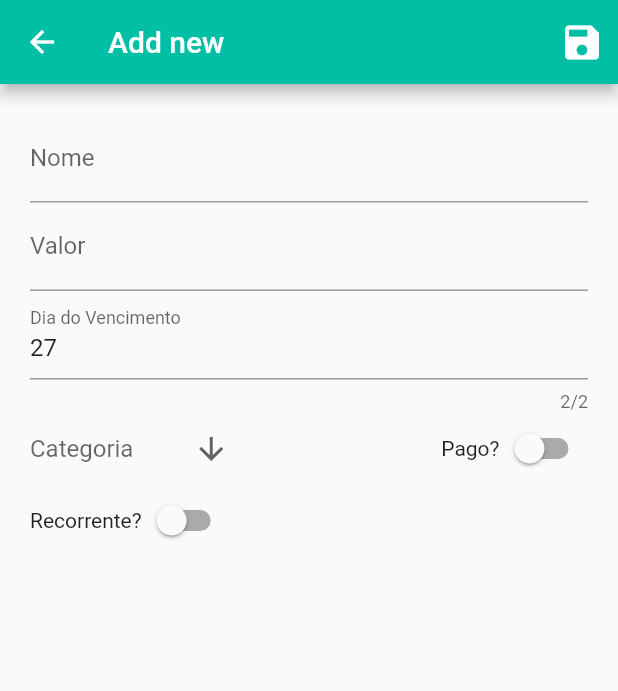
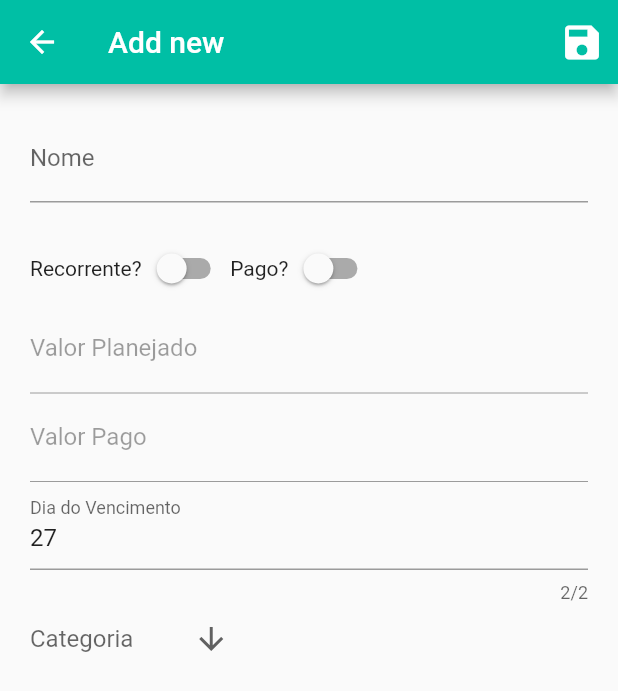
Before and after one commit to adrianobonfiglio/month-expense-plan, a Flutter app: the screen it shows after launch, after a tap on the "add" icon, on a phone screen of 412 x 824 dp. Shown: the top 691 px of the screen. Run offline on Flutter 3.47's test engine with Material 2 defaults, Android fonts, the phone set to English and light mode, and no system bars; our stand-ins replace flutter_money_formatter.

Commit message:
Add amounts as double control update/create bill

```diff
--- a/lib/bill/bill.dart
+++ b/lib/bill/bill.dart
@@ -5,34 +5,35 @@ import 'package:month_expense_plan/bill/status.dart';
 
 class Bill {
   String name;
-  String amount;
+  double amount;
   Category category;
   String dueDate;
   Status status;
   bool recurrent;
+  double plannedAmount;
 
-  Bill(this.name, this.amount, this.category, this.dueDate, this.status, this.recurrent);
+  Bill(this.name, this.amount, this.category, this.dueDate, this.status, this.recurrent, this.plannedAmount);
 
   static List<Bill> findAll() {
     return [
-      Bill("Compras do Mês", "R\$ 500,00",
-          Category("Marcado", Color(0xffFF1744)), "15", Status.OPEN, false),
-      Bill("Água", "R\$ 90,00", Category("Casa", Color(0xff00C853)), "25", Status.OPEN, false),
-      Bill("Luz", "R\$ 90,00", Category("Casa", Color(0xff00C853)), "10", Status.OPEN, false),
-      Bill("Celular", "R\$ 130,00", Category("Pessoal", Color(0xff0091EA)),
-          "15", Status.OPEN, false),
-      Bill("Carro", "R\$ 380,00", Category("Carro", Color(0xff6200ea)),
-          "22", Status.OPEN, false),
-      Bill("Internet", "R\$ 99,00", Category("Pessoal", Color(0xff0091EA)),
-          "15", Status.OPEN, false)
+      Bill("Compras do Mês", 500.0,
+          Category("Marcado", Color(0xffFF1744)), "15", Status.OPEN, false, 500.0),
+      Bill("Água", 90.0, Category("Casa", Color(0xff00C853)), "25", Status.OPEN, false, 90.0),
+      Bill("Luz", 90.0, Category("Casa", Color(0xff00C853)), "10", Status.OPEN, false, 90.0),
+      Bill("Celular", 130.0, Category("Pessoal", Color(0xff0091EA)),
+          "15", Status.OPEN, false, 130.0),
+      Bill("Carro", 380.0, Category("Carro", Color(0xff6200ea)),
+          "22", Status.OPEN, false, 380.0),
+      Bill("Internet", 90.0, Category("Pessoal", Color(0xff0091EA)),
+          "15", Status.OPEN, false, 90.0)
     ];
   }
 
   static List<Bill> findAllPayed() {
     return [
-      Bill("Compras do Mês", "R\$ 500,00",
-          Category("Marcado", Color(0xffFF1744)), "15", Status.PAYED, false),
-      Bill("Água", "R\$ 90,00", Category("Casa", Color(0xff00C853)), "25", Status.PAYED, false)
+      Bill("Compras do Mês", 500.0,
+          Category("Marcado", Color(0xffFF1744)), "15", Status.PAYED, false, null),
+      Bill("Água", 90.0, Category("Casa", Color(0xff00C853)), "25", Status.PAYED, false, null)
     ];
   }
 }
--- a/lib/bill/billform.dart
+++ b/lib/bill/billform.dart
@@ -32,6 +32,7 @@ class BillFormState extends State<BillForm> {
   TextEditingController nameFieldController = TextEditingController();
   TextEditingController amountFieldController = TextEditingController();
   TextEditingController dueDateFieldController = TextEditingController();
+  TextEditingController plannedAmount = TextEditingController();
 
   @override
   void initState() {
@@ -41,6 +42,8 @@ class BillFormState extends State<BillForm> {
 
   @override
   void didChangeDependencies() {
+    super.didChangeDependencies();
+    print("form dependencies change");
     for(Category category in Category.allCategories()) {
       categories.add(
           DropdownMenuItem<Category>(
@@ -50,26 +53,27 @@ class BillFormState extends State<BillForm> {
               )
           )
       );
+
     }
-    super.didChangeDependencies();
+    setState(() {
+      Bill bill = ModalRoute.of(context).settings.arguments;
+      if(bill != null) {
+        screenTitle = "Edit Bill";
+        nameFieldController.text = bill.name;
+        amountFieldController.text = bill.amount.toString();
+        dueDateFieldController.text = bill.dueDate;
+        isPayed = bill.status == Status.PAYED ? true : false;
+        isRecurrent = bill.recurrent;
+        categoryDropDownValue = categories.where((cat) => cat.value.name == bill.category.name).toList()[0].value;
+      }
+    });
   }
 
   @override
   Widget build(BuildContext context) {
 
-    Bill bill = ModalRoute.of(context).settings.arguments;
-    if(bill != null) {
-      screenTitle = "Edit Bill";
-      nameFieldController.text = bill.name;
-      amountFieldController.text = bill.amount;
-      dueDateFieldController.text = bill.dueDate;
-      isPayed = bill.status == Status.PAYED ? true : false;
-      isRecurrent = bill.recurrent;
-      categoryDropDownValue = categories.where((cat) => cat.value.name == bill.category.name).toList()[0].value;
-    }
-
     return Scaffold(
-      resizeToAvoidBottomPadding: false,
+      resizeToAvoidBottomInset: false,
         appBar: AppBar(
           backgroundColor: BARS_COLOR,
           title: Text(screenTitle),
@@ -89,10 +93,10 @@ class BillFormState extends State<BillForm> {
                       settings: MoneyFormatterSettings(symbol: "R\$", decimalSeparator: ",", fractionDigits: 2)
                   );
 
-                  print(flutterMoneyFormatter.output.symbolOnLeft);
 
-                  Bill bill = Bill(nameFieldController.text, amountFieldController.text,
-                      categoryDropDownValue, dueDateFieldController.text, isPayed ? Status.PAYED : Status.OPEN, isRecurrent);
+                  Bill bill = Bill(nameFieldController.text, double.tryParse(amountFieldController.text),
+                      categoryDropDownValue, dueDateFieldController.text, isPayed ? Status.PAYED : Status.OPEN,
+                      isRecurrent, double.tryParse(plannedAmount.text));
                   Navigator.pop(context, bill);
                 }
             )
@@ -107,9 +111,34 @@ class BillFormState extends State<BillForm> {
                   controller: nameFieldController,
                   decoration: InputDecoration(labelText: "Nome"),
                 ),
+                Container(
+                  padding: EdgeInsets.only(top: 20),
+                  child: Row(
+                    children: <Widget>[
+                      Text("Recorrente?"),
+                      Switch(value: isRecurrent, onChanged: (value) {
+                        setState(() {
+                          isRecurrent = value;
+                        });
+                      } ),
+                      Text("Pago?"),
+                      Switch(value: isPayed, onChanged: (value) {
+                        setState(() {
+                          isPayed = value;
+                        });
+                      } )
+                    ],
+                  ),
+                ),
                 TextField(
+                    enabled: isRecurrent,
+                    controller: amountFieldController,
+                    decoration: InputDecoration(labelText: "Valor Planejado", prefix: Text("R\$ "))
+                ),
+                TextField(
+                  enabled: isPayed,
                   controller: amountFieldController,
-                  decoration: InputDecoration(labelText: "Valor", prefix: Text("R\$ "))
+                  decoration: InputDecoration(labelText: "Valor Pago", prefix: Text("R\$ "))
                 ),
                 TextField(
                   controller: dueDateFieldController,
@@ -134,29 +163,7 @@ class BillFormState extends State<BillForm> {
                           });
                         },
                         items: categories
-                    ) ,
-                    Container(
-                      child: Row(
-                        children: <Widget>[
-                          Text("Pago?"),
-                          Switch(value: isPayed, onChanged: (value) {
-                            setState(() {
-                              isPayed = value;
-                            });
-                          } )
-                        ],
-                      ),
                     )
-                  ],
-                ),
-                Row(
-                  children: <Widget>[
-                    Text("Recorrente?"),
-                    Switch(value: isRecurrent, onChanged: (value) {
-                      setState(() {
-                        isRecurrent = value;
-                      });
-                    } )
                   ],
                 ),
               ],
```
Also changed, not shown: lib/main.dart (+53 -23 lines).
